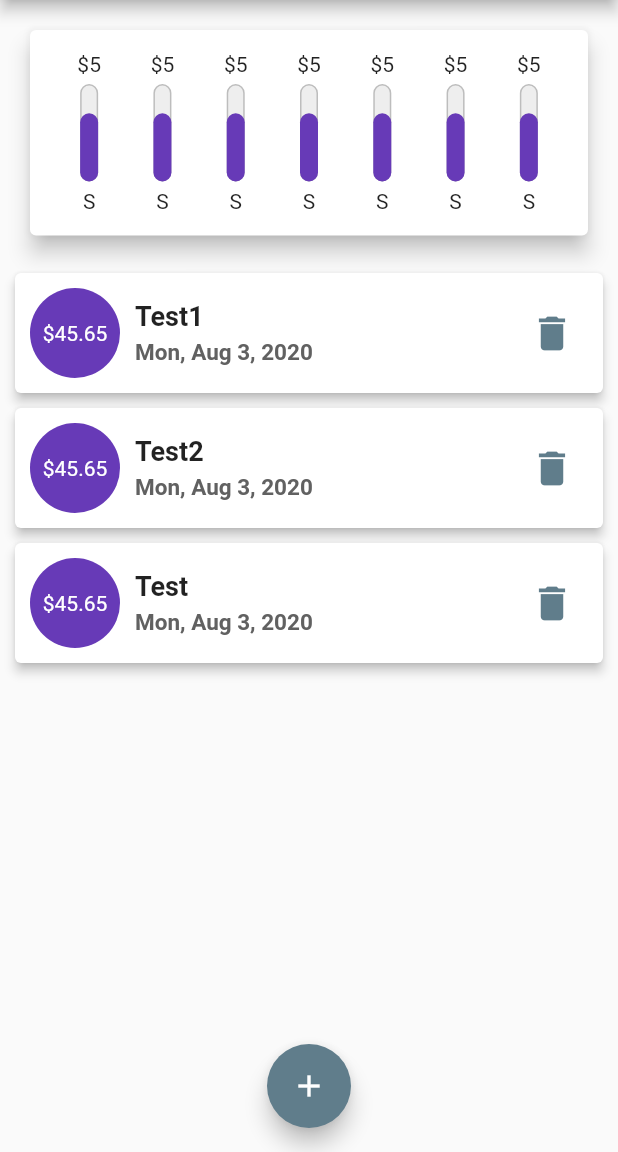
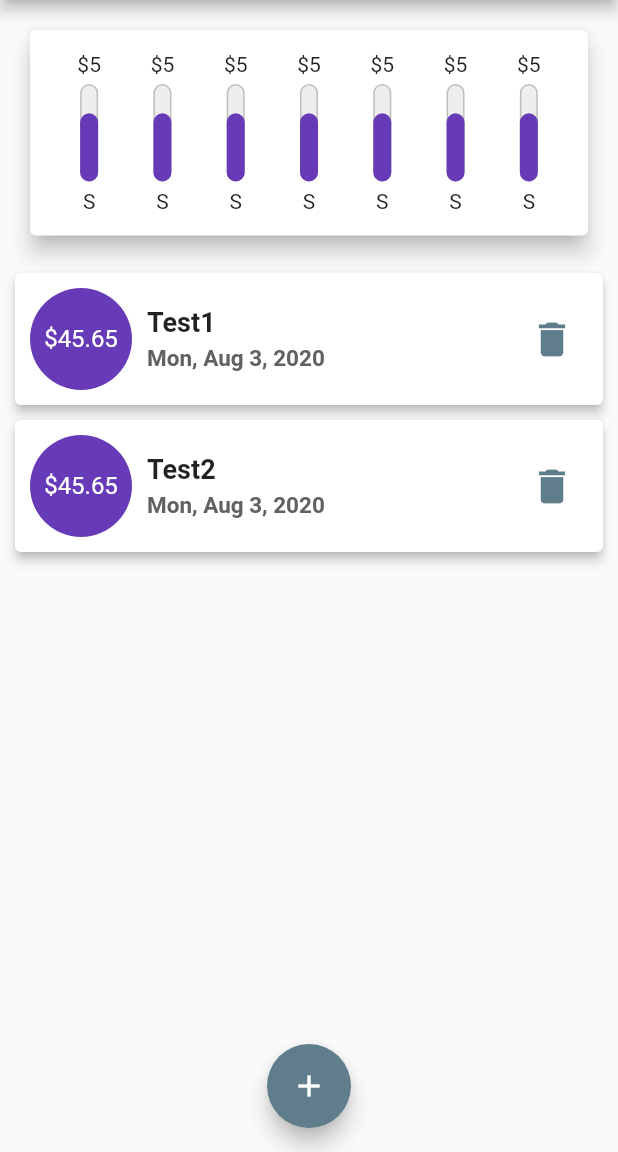
Before and after one commit to LayzeePreneur/Levy, a Flutter app: the screen it shows after launch, on a phone screen of 412 x 824 dp, the part 84-1236 px from its top. Run offline on Flutter 3.47's test engine with Material 2 defaults, Android fonts, the phone set to English and light mode, and no system bars.

Commit message:
Fix transaction price badge padding

```diff
--- a/lib/main.dart
+++ b/lib/main.dart
@@ -48,12 +48,6 @@ class _HomeScreenState extends State<HomeScreen> {
     Transaction(
       id: DateTime.now().toString(),
       title: 'Test2',
-      amount: 45.65,
-      date: DateTime.now(),
-    ),
-    Transaction(
-      id: DateTime.now().toString(),
-      title: 'Test',
       amount: 45.65,
       date: DateTime.now(),
     ),
--- a/lib/widgets/tx_list_item.dart
+++ b/lib/widgets/tx_list_item.dart
@@ -27,17 +27,21 @@ class TxListItem extends StatelessWidget {
                 child: Row(
                   children: <Widget>[
                     Container(
-                      width: 60,
-                      height: 60,
+                      width: 68,
+                      height: 68,
+                      padding: EdgeInsets.all(5),
                       alignment: Alignment.center,
                       decoration: BoxDecoration(
                         shape: BoxShape.circle,
                         color: Theme.of(context).primaryColor,
                       ),
-                      child: Text(
-                        '\$${txItem.amount.toString()}',
-                        style: TextStyle(
-                          color: Colors.white,
+                      child: FittedBox(
+                        child: Text(
+                          '\$${txItem.amount.toString()}',
+                          style: TextStyle(
+                            fontSize: 16,
+                            color: Colors.white,
+                          ),
                         ),
                       ),
                     ),
```
